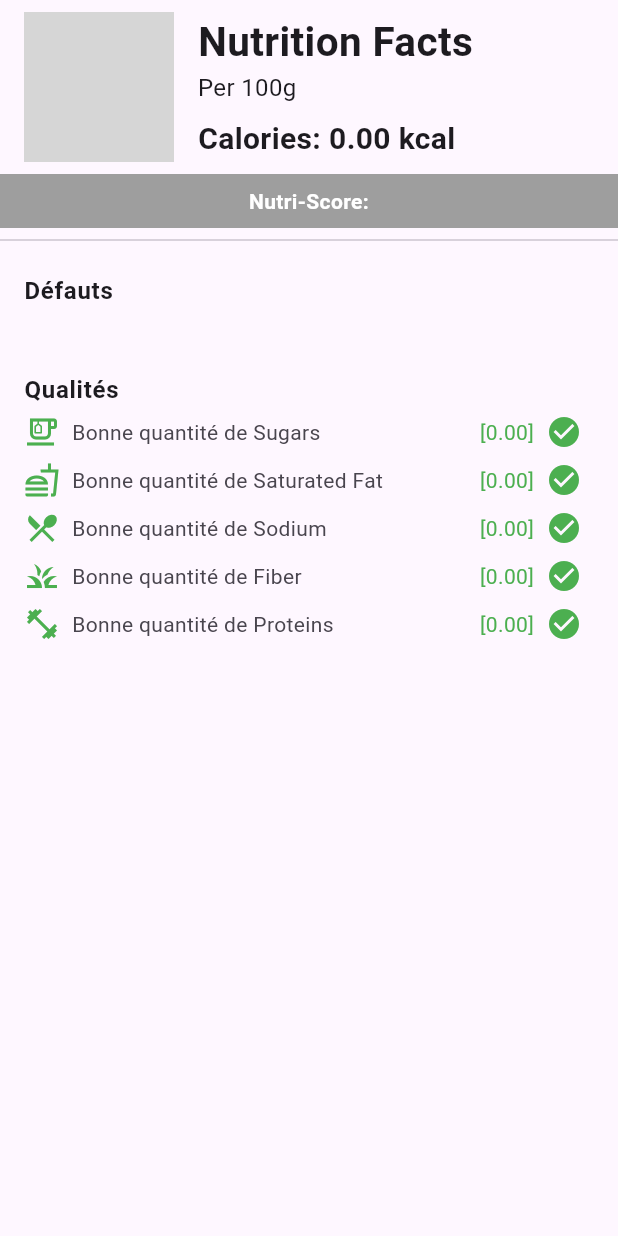
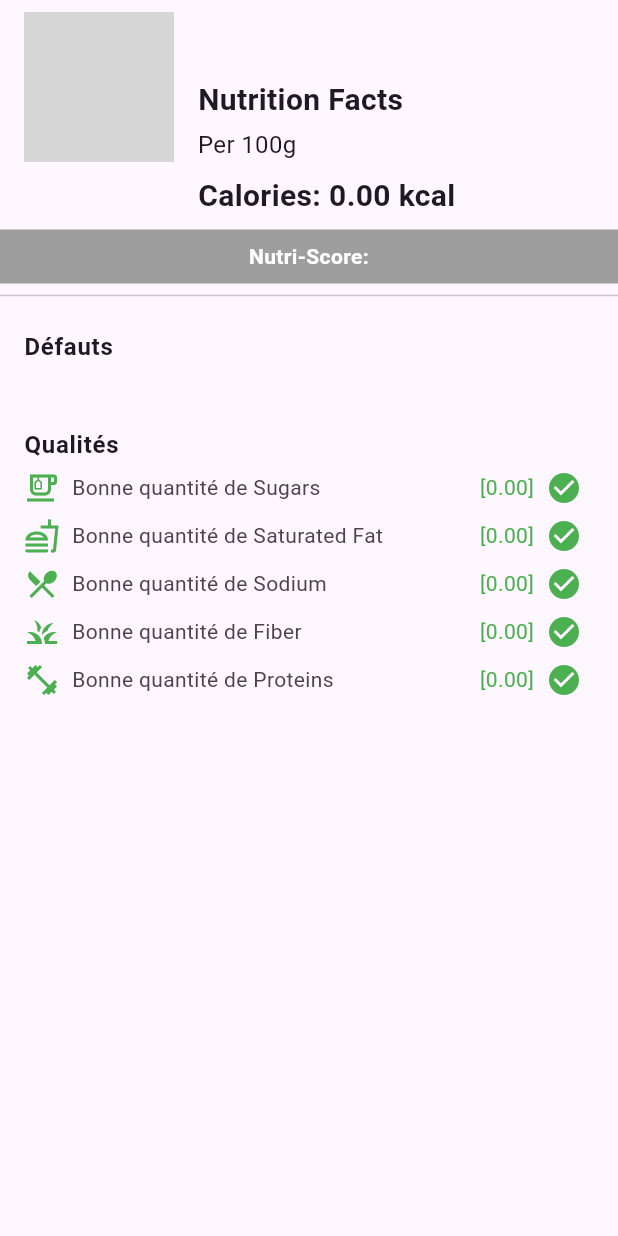
Before and after one commit to simbiss/GitHealthy, a Flutter app: the ProductDetails widget shown alone on an empty page, opened directly with empty values, on a phone screen of 412 x 824 dp. Run offline on Flutter 3.47's test engine with Material 3 defaults, Android fonts, the phone set to English and light mode, and no system bars; our stand-ins replace google_nav_bar, permission_handler, shared_preferences; missing offline and left inert: flutter_barcode_scanner; accounts and stored records are empty; network calls fail; grey boxes are pictures that could not be loaded.

Commit message:
ajustement text et ajout titre article

```diff
--- a/lib/pages/resultTest.dart
+++ b/lib/pages/resultTest.dart
@@ -27,6 +27,7 @@ class Product {
   final double sugars;
   final double saturatedFat;
   final String nutriScoreGrade;
+  final String productName;
 
   Product({
     required this.imageUrl,
@@ -37,6 +38,7 @@ class Product {
     required this.sugars,
     required this.saturatedFat,
     required this.nutriScoreGrade,
+    required this.productName,
   });
 
   factory Product.fromJson(Map<String, dynamic> json) {
@@ -49,6 +51,7 @@ class Product {
       sugars: json['nutriments']['sugars_100g']?.toDouble() ?? 0.0,
       saturatedFat: json['nutriments']['saturated-fat_100g']?.toDouble() ?? 0.0,
       nutriScoreGrade: json['nutriscore_grade'] ?? '',
+      productName: json['product_name_en'] ?? '',
     );
   }
 
@@ -336,10 +339,19 @@ class ProductDetails extends StatelessWidget {
                     crossAxisAlignment: CrossAxisAlignment.start,
                     children: [
                       Text(
-                        'Nutrition Facts',
+                        product.productName,
                         style: TextStyle(
-                          fontWeight: FontWeight.bold,
-                          fontSize: 27,
+                          fontSize: 28,
+                        ),
+                      ),
+                      Padding(
+                        padding: const EdgeInsets.symmetric(vertical: 4.0),
+                        child: Text(
+                          'Nutrition Facts',
+                          style: TextStyle(
+                            fontWeight: FontWeight.bold,
+                            fontSize: 20,
+                          ),
                         ),
                       ),
                       Text(
```
